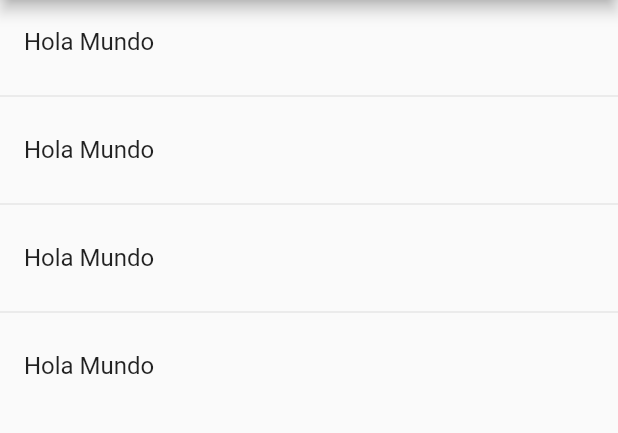
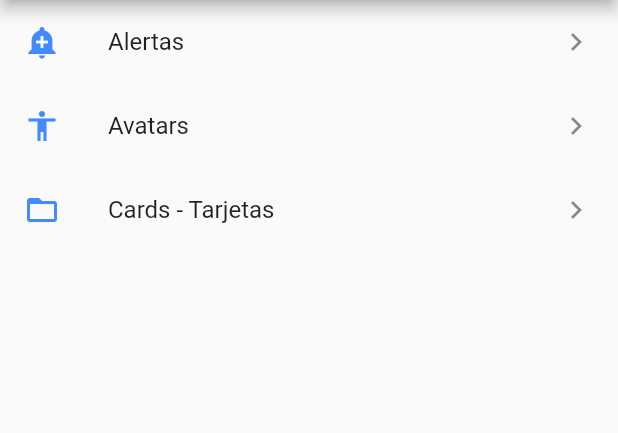
Before and after one commit to MariaLPF/componentes, a Flutter app: the screen it shows after launch, on a phone screen of 412 x 824 dp, the part 84-517 px from its top. Run offline on Flutter 3.47's test engine with Material 2 defaults, Android fonts, the phone set to English and light mode, and no system bars.

Commit message:
Creamos utilidad para parsear string a icono

```diff
--- a/lib/src/home_page.dart
+++ b/lib/src/home_page.dart
@@ -1,4 +1,5 @@
 import 'package:componentes/src/providers/menu_provider.dart';
+import 'package:componentes/src/utils/icon_string_util.dart';
 import 'package:flutter/material.dart';
 
 class HomePage extends StatelessWidget {
@@ -12,28 +13,48 @@ class HomePage extends StatelessWidget {
     );
   }
 
-  Widget _list(){
+  Widget _list() {
+    //print( menuProvider.opciones);
 
-     //print( menuProvider.opciones);
-     menuProvider.loadData().then((options){
+    /*menuProvider.loadData().then((options){
        print(options);
-     });
-
-      return ListView(
+     });*/
+    /*return ListView(
         children: _listItems(),
-      );
-
+      );*/
+    return FutureBuilder(
+      future: menuProvider.loadData(),
+      initialData: [], //datos iniciales
+      builder: (context, AsyncSnapshot<List<dynamic>> snapshot) {
+        return ListView(
+          children: _listItems(snapshot.data),
+        );
+      },
+    );
   }
 
-  List<Widget> _listItems() {
-    return [
-      ListTile( title: Text('Hola Mundo')),
+  List<Widget> _listItems(List data) {
+    List<Widget> items = [];
+    data.forEach((opt) {
+      items.add(ListTile(
+        title: Text(opt['texto']),
+        leading: getIcon(opt['icon']),
+        trailing: Icon(Icons.keyboard_arrow_right),
+        onTap: (){
+
+        },
+      ));
+    });
+
+    return items;
+    /* return [
+      ListTile(title: Text('Hola Mundo')),
       Divider(),
-      ListTile( title: Text('Hola Mundo')),
+      ListTile(title: Text('Hola Mundo')),
       Divider(),
-      ListTile( title: Text('Hola Mundo')),
+      ListTile(title: Text('Hola Mundo')),
       Divider(),
-      ListTile( title: Text('Hola Mundo')),
-    ];
+      ListTile(title: Text('Hola Mundo')),
+    ];*/
   }
 }
--- /dev/null
+++ b/lib/src/utils/icon_string_util.dart
@@ -0,0 +1,11 @@
+import 'package:flutter/material.dart';
+
+final _icons =<String, IconData> {
+  'add_alert'      : Icons.add_alert,
+  'accessibility' : Icons.accessibility,
+  'folder_open'   : Icons.folder_open
+};
+
+Icon getIcon(String name){
+  return Icon(_icons[name], color:Colors.blueAccent);
+}
```
